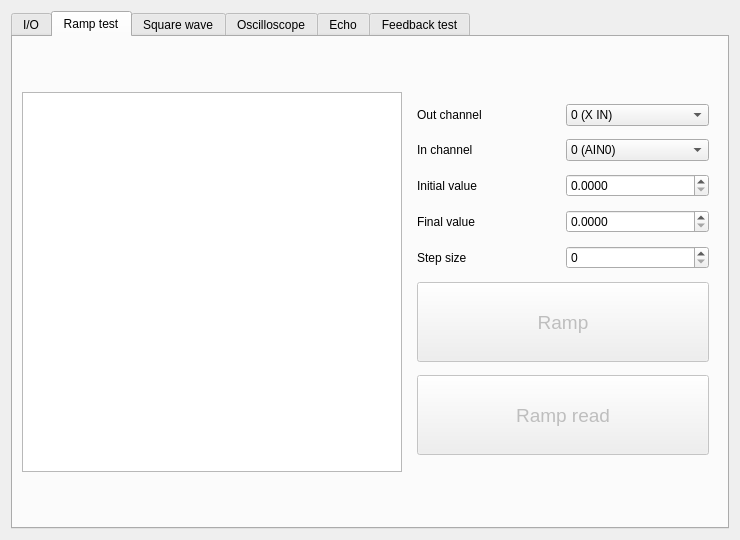
The window that pyqt5 STM software/ui/Etest.ui (freestylexyz/STM-pyqt5-software) describes before a commit, drawn with Qt 5.
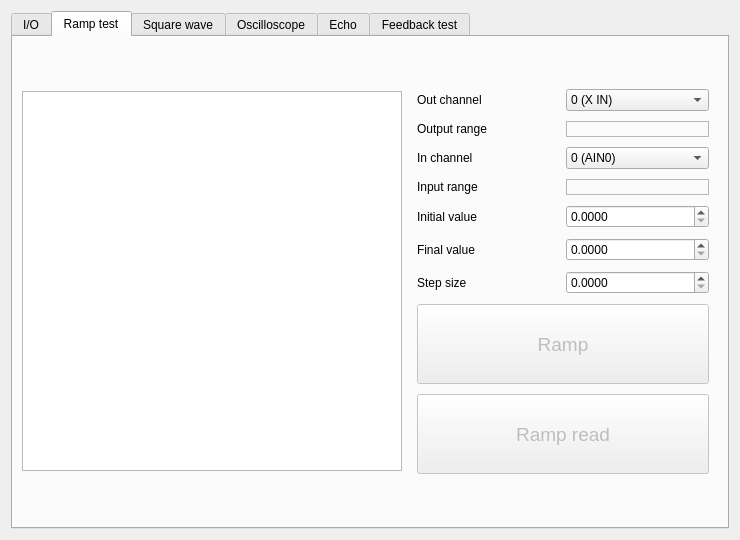
The same window after the commit. The open tabs and pages were chosen to show the change. Icons and pictures are not drawn.

What changed in the file:
```diff
--- a/pyqt5 STM software/ui/Etest.ui
+++ b/pyqt5 STM software/ui/Etest.ui
@@ -912,7 +912,71 @@
           <property name="verticalSpacing">
            <number>10</number>
           </property>
+          <item row="4" column="0">
+           <widget class="QLabel" name="label_3">
+            <property name="text">
+             <string>Initial value</string>
+            </property>
+           </widget>
+          </item>
           <item row="1" column="1">
+           <widget class="QLabel" name="label_OutRan_RTest">
+            <property name="frameShape">
+             <enum>QFrame::StyledPanel</enum>
+            </property>
+            <property name="frameShadow">
+             <enum>QFrame::Sunken</enum>
+            </property>
+            <property name="text">
+             <string/>
+            </property>
+           </widget>
+          </item>
+          <item row="5" column="1">
+           <widget class="QDoubleSpinBox" name="doubleSpinBox_FinVal_RTest">
+            <property name="enabled">
+             <bool>true</bool>
+            </property>
+            <property name="decimals">
+             <number>4</number>
+            </property>
+           </widget>
+          </item>
+          <item row="2" column="0">
+           <widget class="QLabel" name="label_2">
+            <property name="text">
+             <string>In channel</string>
+            </property>
+           </widget>
+          </item>
+          <item row="8" column="0" colspan="2">
+           <widget class="QPushButton" name="pushButton_Ramp_RTest">
+            <property name="enabled">
+             <bool>false</bool>
+            </property>
+            <property name="sizePolicy">
+             <sizepolicy hsizetype="Minimum" vsizetype="Maximum">
+              <horstretch>0</horstretch>
+              <verstretch>0</verstretch>
+             </sizepolicy>
+            </property>
+            <property name="minimumSize">
+             <size>
+              <width>0</width>
+              <height>80</height>
+             </size>
+            </property>
+            <property name="font">
+             <font>
+              <pointsize>14</pointsize>
+             </font>
+            </property>
+            <property name="text">
+             <string>Ramp read</string>
+            </property>
+           </widget>
+          </item>
+          <item row="2" column="1">
            <widget class="QComboBox" name="comboBox_InCh_RTest">
             <property name="enabled">
              <bool>true</bool>
@@ -954,24 +1018,13 @@
             </item>
            </widget>
           </item>
-          <item row="3" column="0">
-           <widget class="QLabel" name="label_4">
-            <property name="text">
-             <string>Final value</string>
+          <item row="4" column="1">
+           <widget class="QDoubleSpinBox" name="doubleSpinBox_InitVal_RTest">
+            <property name="enabled">
+             <bool>true</bool>
             </property>
-           </widget>
-          </item>
-          <item row="2" column="0">
-           <widget class="QLabel" name="label_3">
-            <property name="text">
-             <string>Initial value</string>
-            </property>
-           </widget>
-          </item>
-          <item row="4" column="0">
-           <widget class="QLabel" name="label_5">
-            <property name="text">
-             <string>Step size</string>
+            <property name="decimals">
+             <number>4</number>
             </property>
            </widget>
           </item>
@@ -982,7 +1035,7 @@
             </property>
            </widget>
           </item>
-          <item row="5" column="0" colspan="2">
+          <item row="7" column="0" colspan="2">
            <widget class="QPushButton" name="pushButton_RRread_RTest">
             <property name="enabled">
              <bool>false</bool>
@@ -1024,6 +1077,13 @@
             </property>
            </widget>
           </item>
+          <item row="6" column="0">
+           <widget class="QLabel" name="label_5">
+            <property name="text">
+             <string>Step size</string>
+            </property>
+           </widget>
+          </item>
           <item row="0" column="1">
            <widget class="QComboBox" name="comboBox_OutCh_RTest">
             <property name="enabled">
@@ -1106,65 +1166,48 @@
             </item>
            </widget>
           </item>
+          <item row="5" column="0">
+           <widget class="QLabel" name="label_4">
+            <property name="text">
+             <string>Final value</string>
+            </property>
+           </widget>
+          </item>
           <item row="1" column="0">
-           <widget class="QLabel" name="label_2">
+           <widget class="QLabel" name="label_22">
             <property name="text">
-             <string>In channel</string>
+             <string>Output range</string>
             </property>
            </widget>
           </item>
-          <item row="6" column="0" colspan="2">
-           <widget class="QPushButton" name="pushButton_Ramp_RTest">
-            <property name="enabled">
-             <bool>false</bool>
-            </property>
-            <property name="sizePolicy">
-             <sizepolicy hsizetype="Minimum" vsizetype="Maximum">
-              <horstretch>0</horstretch>
-              <verstretch>0</verstretch>
-             </sizepolicy>
-            </property>
-            <property name="minimumSize">
-             <size>
-              <width>0</width>
-              <height>80</height>
-             </size>
-            </property>
-            <property name="font">
-             <font>
-              <pointsize>14</pointsize>
-             </font>
-            </property>
+          <item row="3" column="0">
+           <widget class="QLabel" name="label_24">
             <property name="text">
-             <string>Ramp read</string>
-            </property>
-           </widget>
-          </item>
-          <item row="2" column="1">
-           <widget class="QDoubleSpinBox" name="doubleSpinBox_InitVal_RTest">
-            <property name="enabled">
-             <bool>true</bool>
-            </property>
-            <property name="decimals">
-             <number>4</number>
+             <string>Input range</string>
             </property>
            </widget>
           </item>
           <item row="3" column="1">
-           <widget class="QDoubleSpinBox" name="doubleSpinBox_FinVal_RTest">
-            <property name="enabled">
-             <bool>true</bool>
+           <widget class="QLabel" name="label_InRan_RTest">
+            <property name="frameShape">
+             <enum>QFrame::StyledPanel</enum>
             </property>
-            <property name="decimals">
-             <number>4</number>
+            <property name="frameShadow">
+             <enum>QFrame::Sunken</enum>
+            </property>
+            <property name="text">
+             <string/>
             </property>
            </widget>
           </item>
-          <item row="4" column="1">
-           <widget class="QSpinBox" name="spinBox_StepSize_RTest">
+          <item row="6" column="1">
+           <widget class="QDoubleSpinBox" name="doubleSpinBox_StepSize_RTest">
             <property name="enabled">
              <bool>true</bool>
             </property>
+            <property name="decimals">
+             <number>4</number>
+            </property>
            </widget>
           </item>
          </layout>
```
Left out of the diff: 47 changed lines with no effect on the pictures.
